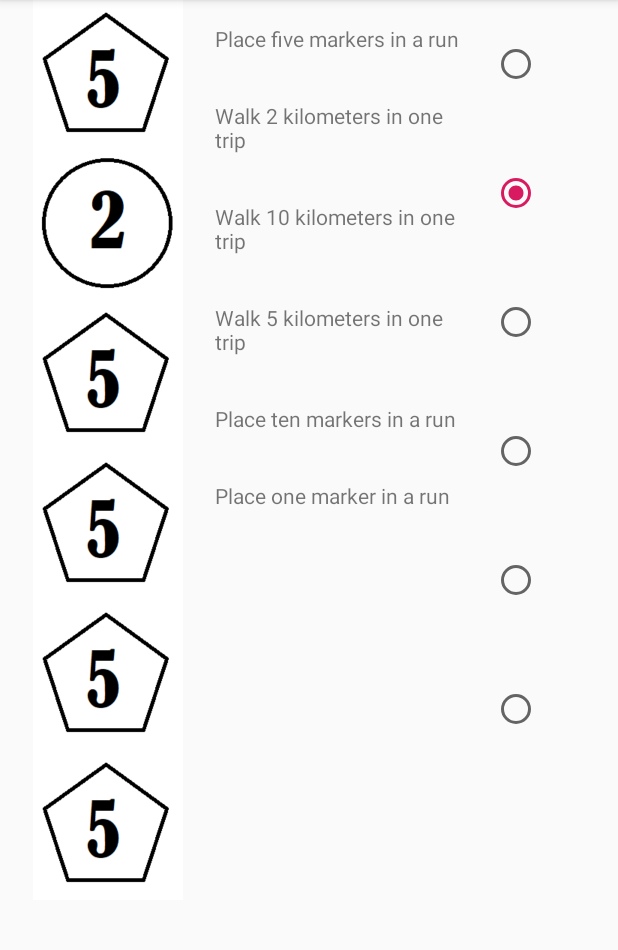
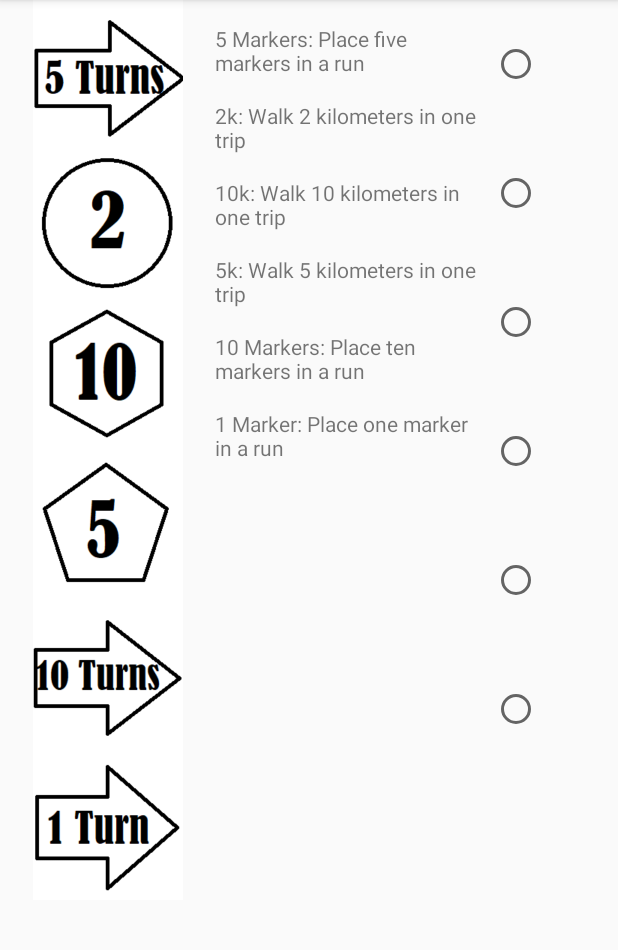
Before and after one commit to mlupo19/RouteMapper, an Android app: the screen it shows after launch (AchievementActivity), after a tap on "ACHIEVEMENTS", on a phone screen of 412 x 824 dp, the part 84-1034 px from its top. Run offline under Robolectric (Android 15) with nearby library versions, the phone set to English and light mode, and no system bars.

```diff
--- a/app/src/main/java/gov/unsc/routemapper/AchievementActivity.java
+++ b/app/src/main/java/gov/unsc/routemapper/AchievementActivity.java
@@ -32,7 +32,7 @@ public class AchievementActivity extends AppCompatActivity {
                     LinearLayout.LayoutParams.MATCH_PARENT,
                     LinearLayout.LayoutParams.WRAP_CONTENT));
             tv.setTextSize(14);
-            tv.setText("\n" + achievement.getName() + "\n");
+            tv.setText("\n" + achievement.getName());
             nLayout.addView(tv);
 
             ImageView iv = new ImageView(this);
--- a/app/src/main/java/gov/unsc/routemapper/MapsActivity.java
+++ b/app/src/main/java/gov/unsc/routemapper/MapsActivity.java
@@ -68,17 +68,19 @@ public class MapsActivity extends FragmentActivity implements OnMapReadyCallback
     private boolean startOfNanners = false;
     private boolean init = true;
     private int turnCount = 0;
+    private HashMap<String, Achievement> achievements;
     private File file;
-    private ObjectOutputStream oos;
-    private ObjectInputStream ois;
-    private HashMap<String, Achievement> achievements;
 
     /*
-     Todo:
-      - Load the achievement info to the two lists, one for the pictures, one for the names of the achievements
-      - make images for achievements and import to project, and update achievements to use new images
-      - finish file persistence
-      - Write comment
+        Achievements:
+        Achievements are stored in a hashmap with a code, and when an achievement condition is met, the achievement is accessed through its code and updated to show the user got the achievement.
+        For data persistence, the hashmap of achievements is stored in a file on the internal storage of the phone.  Every time the activity is paused, the achievement file is saved.
+        When the app updates, it checks all the conditions for achievements and updates the achievements accordingly.
+        To view achievements, another activity was added and is accessed through the achievements button on the main activity.
+        3 linear layouts are used to display the names of the achievements, the icons of the achievements, and the radiobuttons that show whether it has been achieved yet.
+        The textviews, imageviews, and radiobuttons are all added programmatically
+
+        Known bugs: on some devices, the achievements names and images may become unaligned
      */
 
     /*
@@ -110,37 +112,38 @@ public class MapsActivity extends FragmentActivity implements OnMapReadyCallback
         undoButton = findViewById(R.id.undoButton);
         distView = findViewById(R.id.distLabel);
 
-        file = new File(getFilesDir(), "achievements");
-        System.out.println(file.getName());
-        System.out.println(file.getAbsolutePath());
-        try {
-            oos = new ObjectOutputStream(openFileOutput(file.getName(), Context.MODE_PRIVATE));
-            ois = new ObjectInputStream(openFileInput(file.getName()));
-        } catch (IOException e) {
-            e.printStackTrace();
-        }
+        file = new File(getFilesDir(), "achievements.obj");
         loadAchievements();
     }
 
-    private void createAchievements()  {
-        achievements = new HashMap<>();
-        achievements.put("5km", new Achievement("Walk 5 kilometers in one trip", R.drawable.five));
-        achievements.put("2km", new Achievement("Walk 2 kilometers in one trip", R.drawable.two));
-        achievements.put("10km", new Achievement("Walk 10 kilometers in one trip", R.drawable.five));
-        achievements.put("1mk", new Achievement("Place one marker in a run", R.drawable.five));
-        achievements.put("5mk", new Achievement("Place five markers in a run", R.drawable.five));
-        achievements.put("10mk", new Achievement("Place ten markers in a run", R.drawable.five));
+    private void write() {
         try {
+            ObjectOutputStream oos = new ObjectOutputStream(openFileOutput(file.getName(), Context.MODE_PRIVATE));
             oos.writeObject(achievements);
             oos.flush();
+            oos.close();
         } catch (IOException e) {
             e.printStackTrace();
         }
     }
 
+    private void createAchievements()  {
+        achievements = new HashMap<>();
+        achievements.put("5km", new Achievement("5k: Walk 5 kilometers in one trip", R.drawable.five));
+        achievements.put("2km", new Achievement("2k: Walk 2 kilometers in one trip", R.drawable.two));
+        achievements.put("10km", new Achievement("10k: Walk 10 kilometers in one trip", R.drawable.ten));
+        achievements.put("1mk", new Achievement("1 Marker: Place one marker in a run", R.drawable.one_mk));
+        achievements.put("5mk", new Achievement("5 Markers: Place five markers in a run", R.drawable.five_mk));
+        achievements.put("10mk", new Achievement("10 Markers: Place ten markers in a run", R.drawable.ten_mk));
+        write();
+    }
+
     private void loadAchievements() {
         try {
+            ObjectInputStream ois = new ObjectInputStream(openFileInput(file.getName()));
+            System.out.println("why " + ois.available());
             achievements = (HashMap<String, Achievement>) ois.readObject();
+            ois.close();
         } catch (ClassNotFoundException | IOException e) {
             e.printStackTrace();
         }
@@ -157,9 +160,6 @@ public class MapsActivity extends FragmentActivity implements OnMapReadyCallback
             undoButton.setVisibility(View.GONE);
             onRoute = false;
             turnCount = 0;
-
-            //debug
-            Objects.requireNonNull(achievements.get("2km")).achieve();
 
         } else {
             dist = 0;
@@ -288,18 +288,9 @@ public class MapsActivity extends FragmentActivity implements OnMapReadyCallback
     }
 
     @Override
-    protected void onDestroy() {
-        super.onDestroy();
-        try {
-            oos.reset();
-            oos.writeObject(achievements);
-            oos.flush();
-            oos.close();
-            ois.close();
-        } catch (IOException e) {
-            e.printStackTrace();
-        }
-
+    protected void onPause() {
+        super.onPause();
+        write();
     }
 
     public void achieveClick(View view) {
--- a/app/src/main/res/layout/activity_maps.xml
+++ b/app/src/main/res/layout/activity_maps.xml
@@ -79,11 +79,15 @@
         android:id="@+id/achieveButton"
         android:layout_width="wrap_content"
         android:layout_height="wrap_content"
+        android:layout_marginStart="8dp"
+        android:layout_marginLeft="8dp"
         android:layout_marginEnd="8dp"
         android:layout_marginRight="8dp"
         android:onClick="achieveClick"
         android:text="Achievements"
+        android:textSize="10sp"
         map:layout_constraintBottom_toBottomOf="@id/distLabel"
-        map:layout_constraintEnd_toStartOf="@+id/distLabel" />
+        map:layout_constraintEnd_toStartOf="@+id/distLabel"
+        map:layout_constraintStart_toStartOf="parent" />
 
 </androidx.constraintlayout.widget.ConstraintLayout>
```
Also changed, not shown: app/src/main/res/drawable/five_mk.png (added), app/src/main/res/drawable/one_mk.png (added), app/src/main/res/drawable/ten.png (added), app/src/main/res/drawable/ten_mk.png (added).
